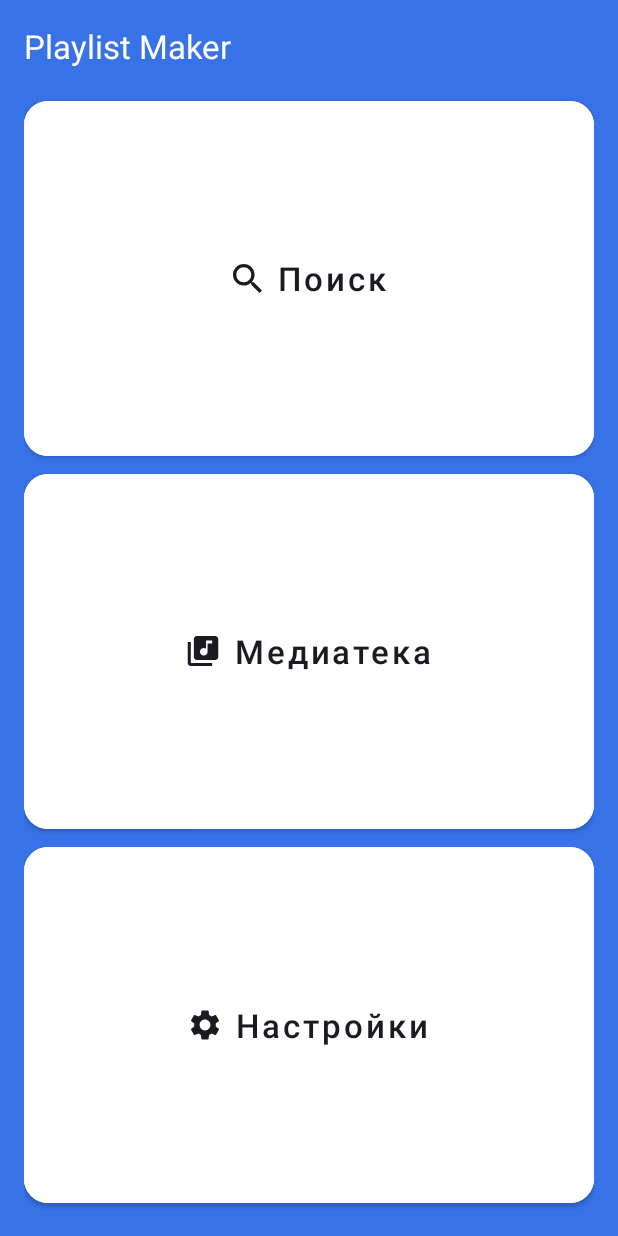
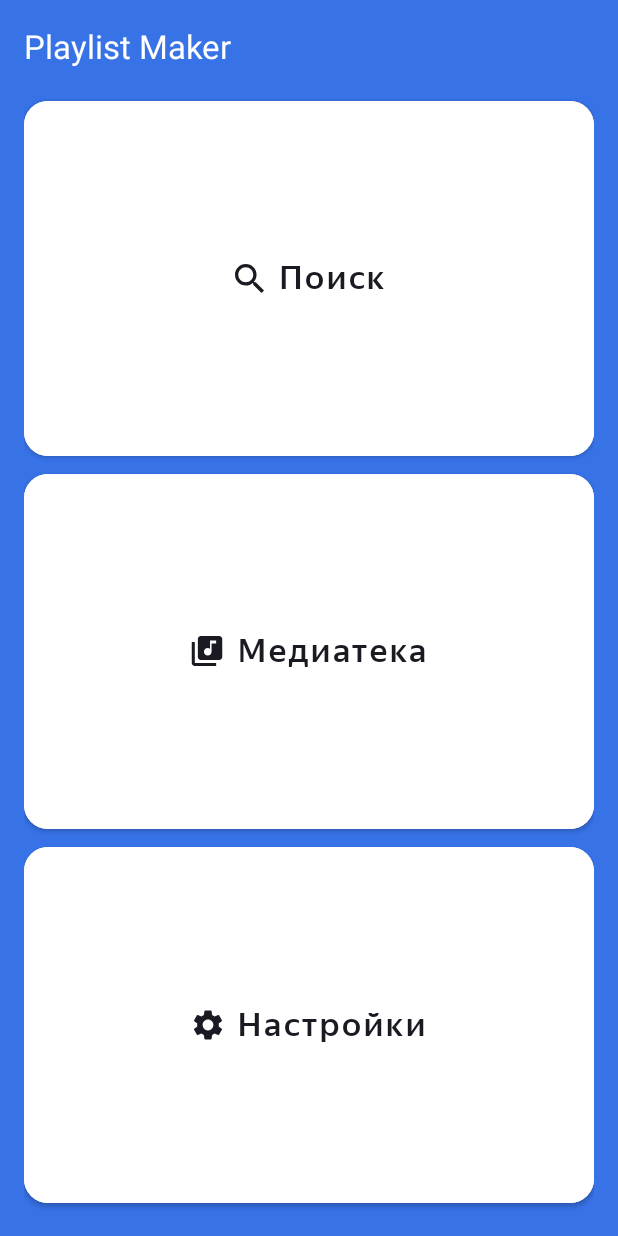
Before and after one commit to timachoo/PlaylistMaker, an Android app: the screen it shows after launch (MainActivity), on a phone screen of 412 x 824 dp. Run offline under Robolectric (Android 15) with nearby library versions, the phone set to English and light mode, and no system bars.

Commit message:
feat: добавление шрифтов

```diff
--- a/app/src/main/res/layout/activity_main.xml
+++ b/app/src/main/res/layout/activity_main.xml
@@ -6,7 +6,7 @@
     android:orientation="vertical"
     android:background="@color/background_blue"
     android:padding="@dimen/header_padding"
-    android:fontFamily="@string/app_font_family">
+    android:fontFamily="@font/ys_display_medium">
 
     <TextView
         android:layout_width="wrap_content"
--- a/app/src/main/res/values/styles.xml
+++ b/app/src/main/res/values/styles.xml
@@ -13,6 +13,7 @@
         <item name="android:textAllCaps">false</item>
         <item name="android:foreground">?attr/selectableItemBackground</item>
         <item name="android:textColor">@color/text_color</item>
+        <item name="android:fontFamily">@font/ys_display_medium</item>
     </style>
     <style name="SettingsMenuFrameStyle">
         <item name="android:layout_width">match_parent</item>
@@ -25,6 +26,7 @@
         <item name="android:textColor">@color/text_color</item>
         <item name="android:textSize">@dimen/text_size</item>
         <item name="android:gravity">center</item>
+        <item name="android:fontFamily">@font/ys_display_regular</item>
     </style>
     <style name="SettingsMenuImgStyle">
         <item name="android:layout_width">wrap_content</item>
@@ -35,5 +37,6 @@
         <item name="android:layout_width">match_parent</item>
         <item name="android:layout_height">wrap_content</item>
         <item name="titleTextColor">@color/text_color</item>
+        <item name="android:fontFamily">@font/ys_display_medium</item>
     </style>
 </resources>
```
Also changed, not shown: app/src/main/res/font/ys_display_bold.ttf (added), app/src/main/res/font/ys_display_heavy.ttf (added), app/src/main/res/font/ys_display_light.ttf (added), app/src/main/res/font/ys_display_medium.ttf (added), app/src/main/res/font/ys_display_regular.ttf (added), app/src/main/res/font/ys_display_thin.ttf (added), app/src/main/res/font/ys_text_bold.ttf (added), app/src/main/res/font/ys_text_bold_italic.ttf (added), app/src/main/res/font/ys_text_light.ttf (added), app/src/main/res/font/ys_text_light_italic.ttf (added), app/src/main/res/font/ys_text_medium.ttf (added), app/src/main/res/font/ys_text_medium_italic.ttf (added), app/src/main/res/font/ys_text_regular.ttf (added), app/src/main/res/font/ys_text_regular_italic.ttf (added).
